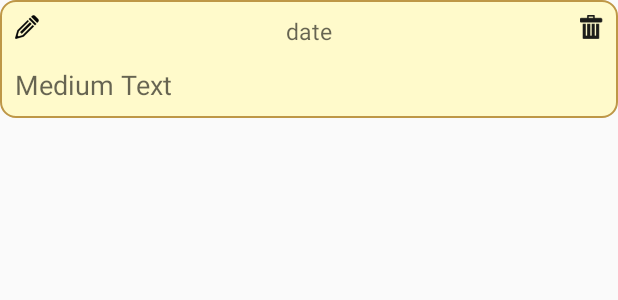
After one commit to CValdezV/MakeDisciples, an Android app: the layout note_list_layout.xml on its own in the app's theme, with its tools: preview values and no code run, on a phone screen of 412 x 824 dp. The commit adds this screen. Shown: the top 300 px of the screen. Run offline under Robolectric (Android 15) with nearby library versions, the phone set to English and light mode, and no system bars.

Commit message:
access to tables
added intents to access where the notes will be displayed still working on displaying data and editing data

```diff
--- /dev/null
+++ b/app/src/main/res/drawable-v21/memo_background.xml
@@ -0,0 +1,6 @@
+<?xml version="1.0" encoding="UTF-8"?>
+<shape xmlns:android="http://schemas.android.com/apk/res/android">
+    <solid android:color="#fffffacb"/>
+    <stroke android:width="1dip" android:color="#ffbe9747" />
+    <corners android:radius="10dip"/>
+</shape>
--- /dev/null
+++ b/app/src/main/res/layout/note_list_layout.xml
@@ -0,0 +1,42 @@
+<?xml version="1.0" encoding="utf-8"?>
+<LinearLayout
+    xmlns:android="http://schemas.android.com/apk/res/android"
+    android:layout_width="match_parent"
+    android:layout_height="wrap_content"
+    android:padding="10dp"
+    android:orientation="vertical"
+    android:background="@drawable/memo_background">
+    <RelativeLayout
+        android:layout_width="match_parent"
+        android:layout_height="wrap_content">
+        <ImageView
+            android:id="@+id/btnEdit"
+            android:layout_width="16dp"
+            android:layout_height="16dp"
+            android:layout_alignParentLeft="true"
+            android:src="@drawable/edit"/>
+        <ImageView
+            android:id="@+id/btnDelete"
+            android:layout_width="16dp"
+            android:layout_height="16dp"
+            android:layout_alignParentRight="true"
+            android:src="@drawable/delete"/>
+        <TextView
+            android:id="@+id/txtDate"
+            android:layout_width="match_parent"
+            android:layout_height="24dp"
+            android:layout_toLeftOf="@id/btnDelete"
+            android:textSize="15sp"
+            android:layout_toRightOf="@id/btnEdit"
+            android:gravity="top|center_horizontal"
+            android:text="date"
+            android:textAppearance="?android:attr/textAppearanceMedium" />
+    </RelativeLayout>
+    <TextView
+        android:layout_marginTop="10dp"
+        android:id="@+id/txtNote"
+        android:layout_width="match_parent"
+        android:layout_height="wrap_content"
+        android:text="Medium Text"
+        android:textAppearance="?android:attr/textAppearanceMedium" />
+</LinearLayout>
```
Also changed, not shown: app/src/main/AndroidManifest.xml (+12 -6 lines), app/src/main/java/edu/cwu/app/makedisciples/Databases/NoteDatabaseAccess.java (+112 -0 lines), app/src/main/java/edu/cwu/app/makedisciples/Databases/NoteDatabaseHelper.java (+8 -6 lines), app/src/main/java/edu/cwu/app/makedisciples/MainActivity.java (+45 -3 lines), app/src/main/java/edu/cwu/app/makedisciples/NoteDisplay.java (added, +111 -0 lines), app/src/main/java/edu/cwu/app/makedisciples/NoteHandler.java (added, +64 -0 lines), app/src/main/res/layout/activity_note_display.xml (added, +41 -0 lines), app/src/main/res/drawable-v21/delete.png (added), app/src/main/res/drawable-v21/edit.png (added).
